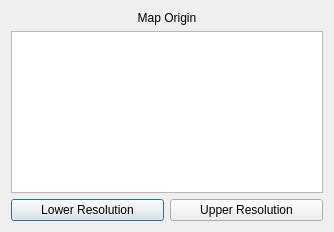
This is forms/dialog_surface_depthMapRendering.ui in abletterer/surface_depthMapRendering as Qt 5 draws it before an edit. The edited form follows.
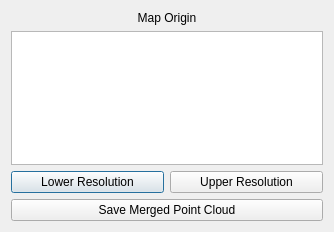
This is the edited form.

Commit message: Changement de l'interface pour enregistrer des nuages de points interactivement

```diff
--- a/forms/dialog_surface_depthMapRendering.ui
+++ b/forms/dialog_surface_depthMapRendering.ui
@@ -49,6 +49,13 @@
      </item>
     </layout>
    </item>
+   <item>
+    <widget class="QPushButton" name="button_saveMergedPointCloud">
+     <property name="text">
+      <string>Save Merged Point Cloud</string>
+     </property>
+    </widget>
+   </item>
   </layout>
  </widget>
  <resources/>
```
The commit also changes 2 other files.
